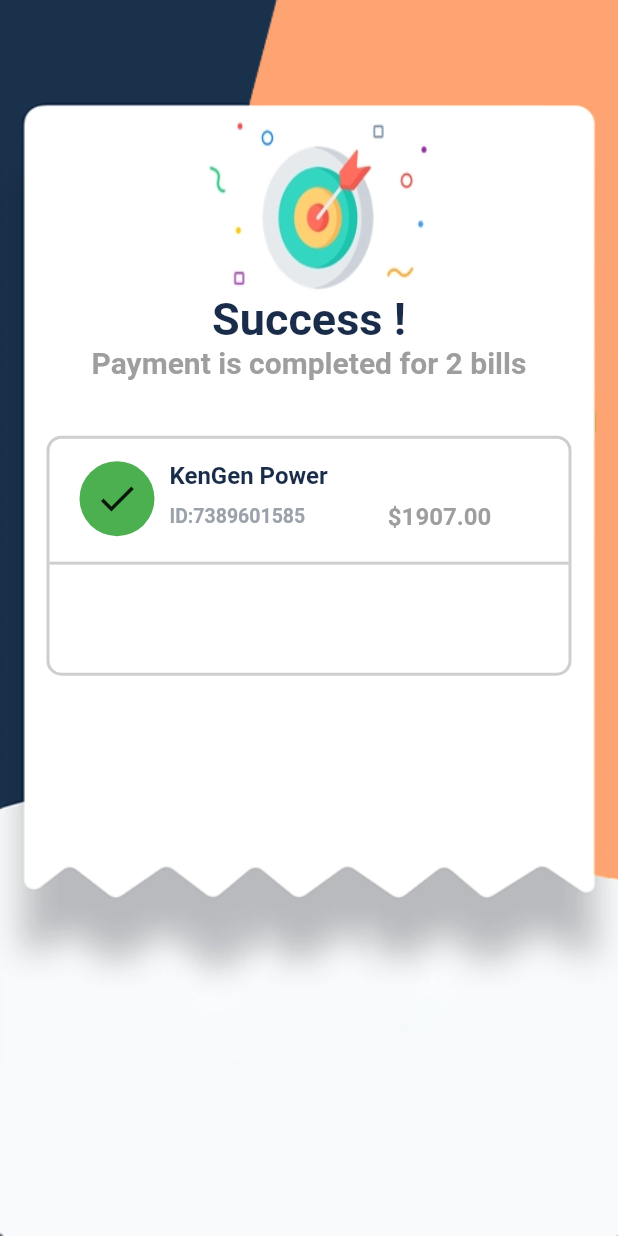
After one commit to banku27/Payment_Integration, a Flutter app: the screen it shows after launch, after a tap on "Pay all bills", on a phone screen of 412 x 824 dp. The commit adds this screen. Run offline on Flutter 3.47's test engine with Material 2 defaults, Android fonts, the phone set to English and light mode, and no system bars.

Commit message:
added buttons

```diff
--- /dev/null
+++ b/lib/data/logic.dart
@@ -0,0 +1,16 @@
+import 'package:flutter/cupertino.dart';
+import 'package:flutter/material.dart';
+import 'package:payment_integration/pages/payment_page.dart';
+
+class Auth {
+  void login(BuildContext ctx) {
+    Future.delayed(Duration(seconds: 4));
+    Navigator.push(
+        ctx, MaterialPageRoute(builder: ((context) => PaymentPage())));
+  }
+
+  void logOut(BuildContext context) {
+    Future.delayed(Duration(seconds: 4));
+    Navigator.of(context).pop();
+  }
+}
--- a/lib/main.dart
+++ b/lib/main.dart
@@ -1,5 +1,6 @@
 import 'package:flutter/material.dart';
 import 'package:payment_integration/pages/home_page.dart';
+import 'package:payment_integration/pages/payment_page.dart';
 
 void main() {
   runApp(MyApp());
--- a/lib/pages/home_page.dart
+++ b/lib/pages/home_page.dart
@@ -1,5 +1,6 @@
 import 'package:flutter/material.dart';
 import 'package:payment_integration/components/colors.dart';
+import 'package:payment_integration/data/logic.dart';
 import 'package:payment_integration/widget/buttons.dart';
 import 'package:payment_integration/widget/large_button.dart';
 import 'package:payment_integration/widget/text_size.dart';
@@ -31,6 +32,7 @@
               _buttonContainer(),
               _listBill(),
               _payButton(),
+              _text(),
             ],
           ),
         ),
@@ -104,7 +106,7 @@
                         right: 44,
                         top: 0,
                         child: Container(
-                          margin: const EdgeInsets.only(top: 8),
+                          padding: const EdgeInsets.only(top: 8, bottom: 30),
                           height: 240,
                           width: 60,
                           decoration: BoxDecoration(
@@ -112,15 +114,31 @@
                             color: AppColor.mainColor,
                           ),
                           child: Column(
+                            mainAxisAlignment: MainAxisAlignment.spaceBetween,
                             children: [
                               AppButtons(
-                                icon: Icons.cancel,
+                                icon: Icons.cancel_outlined,
                                 iconColor: Colors.white,
                                 textColor: Colors.white,
                                 backgroundColor: Colors.white,
                                 onTap: () {
                                   Navigator.pop(context);
                                 },
+                              ),
+                              AppButtons(
+                                  icon: Icons.add,
+                                  iconColor: Colors.white,
+                                  textColor: Colors.white,
+                                  backgroundColor: Colors.white,
+                                  onTap: () {},
+                                  text: 'Add Bill'),
+                              AppButtons(
+                                icon: Icons.history,
+                                iconColor: Colors.white,
+                                textColor: Colors.white,
+                                backgroundColor: Colors.white,
+                                onTap: () {},
+                                text: 'History',
                               )
                             ],
                           ),
@@ -286,10 +304,43 @@
 
   _payButton() {
     return Positioned(
-        bottom: 10,
+      bottom: 10,
+      child: InkWell(
+        onTap: () {
+          final Auth _auth = Auth();
+
+          _auth.login(context);
+        },
         child: AppLargeButton(
           text: "Pay all bills",
           textColor: Colors.white,
-        ));
+        ),
+      ),
+    );
+  }
+
+  _text() {
+    return Stack(children: const [
+      Positioned(
+        left: 60,
+        top: 90,
+        child: Text(
+          'My Bills',
+          style: TextStyle(
+              fontSize: 50,
+              color: Color(0xff293952),
+              fontWeight: FontWeight.bold),
+        ),
+      ),
+      Positioned(
+        left: 40,
+        top: 50,
+        child: Text(
+          'My Bills',
+          style: TextStyle(
+              fontSize: 60, color: Colors.white, fontWeight: FontWeight.bold),
+        ),
+      )
+    ]);
   }
 }
--- /dev/null
+++ b/lib/pages/payment_page.dart
@@ -0,0 +1,137 @@
+import 'package:flutter/material.dart';
+import 'package:payment_integration/components/colors.dart';
+
+class PaymentPage extends StatelessWidget {
+  const PaymentPage({Key? key}) : super(key: key);
+
+  @override
+  Widget build(BuildContext context) {
+    double h = MediaQuery.of(context).size.height;
+    double w = MediaQuery.of(context).size.width;
+    return Scaffold(
+      body: Container(
+        padding: EdgeInsets.only(left: 20, top: 80, right: 20),
+        height: h,
+        width: w,
+        decoration: const BoxDecoration(
+          image: DecorationImage(
+            fit: BoxFit.fill,
+            image: AssetImage('assets/paymentbackground.png'),
+          ),
+        ),
+        child: Column(
+          children: [
+            Container(
+              height: h * 0.14,
+              width: double.maxFinite,
+              decoration: const BoxDecoration(
+                image: DecorationImage(
+                  fit: BoxFit.fill,
+                  image: AssetImage('assets/success.png'),
+                ),
+              ),
+            ),
+            Text(
+              'Success !',
+              style: TextStyle(
+                  fontSize: 30,
+                  color: AppColor.mainColor,
+                  fontWeight: FontWeight.bold),
+            ),
+            Text(
+              'Payment is completed for 2 bills',
+              style: TextStyle(
+                  fontSize: 20,
+                  color: Colors.grey,
+                  fontWeight: FontWeight.w700),
+            ),
+            SizedBox(
+              height: h * 0.045,
+            ),
+            Container(
+              height: 160,
+              width: 350,
+              decoration: BoxDecoration(
+                borderRadius: BorderRadius.circular(10),
+                border:
+                    Border.all(width: 2, color: Colors.grey.withOpacity(0.5)),
+              ),
+              child: Column(
+                children: [
+                  Row(
+                    children: [
+                      Container(
+                        margin: EdgeInsets.only(top: 15, left: 20, bottom: 10),
+                        height: 50,
+                        width: 50,
+                        decoration: BoxDecoration(
+                          borderRadius: BorderRadius.circular(25),
+                          color: Colors.green,
+                        ),
+                        child: const Icon(
+                          Icons.done,
+                          size: 30,
+                        ),
+                      ),
+                      SizedBox(
+                        width: 10,
+                      ),
+                      Column(
+                        crossAxisAlignment: CrossAxisAlignment.start,
+                        children: [
+                          const Text(
+                            'KenGen Power',
+                            style: TextStyle(
+                                color: AppColor.mainColor,
+                                fontSize: 16,
+                                fontWeight: FontWeight.w700),
+                          ),
+                          SizedBox(
+                            height: 10,
+                          ),
+                          Text('ID:7389601585',
+                              style: TextStyle(
+                                  color: AppColor.idColor,
+                                  fontSize: 13,
+                                  fontWeight: FontWeight.w700))
+                        ],
+                      ),
+                      SizedBox(
+                        width: 40,
+                      ),
+                      Column(
+                        children: const [
+                          Text(
+                            '',
+                            style: TextStyle(
+                                color: Colors.grey,
+                                fontSize: 16,
+                                fontWeight: FontWeight.w700),
+                          ),
+                          SizedBox(
+                            height: 10,
+                          ),
+                          Text(
+                            '\$1907.00',
+                            style: TextStyle(
+                                color: Colors.grey,
+                                fontSize: 16,
+                                fontWeight: FontWeight.w700),
+                          ),
+                        ],
+                      ),
+                    ],
+                  ),
+                  Divider(
+                    thickness: 2,
+                    color: Colors.grey.withOpacity(0.5),
+                  )
+                ],
+              ),
+            ),
+          ],
+        ),
+      ),
+    );
+  }
+}
--- a/lib/widget/large_button.dart
+++ b/lib/widget/large_button.dart
@@ -9,10 +9,10 @@
   final bool? isBorder;
   const AppLargeButton({
     Key? key,
-    this.backgroundColor: AppColor.mainColor,
+    this.backgroundColor = AppColor.mainColor,
     this.textColor,
     this.onTap,
-    this.isBorder: false,
+    this.isBorder = false,
     required this.text,
   }) : super(key: key);
 
```
